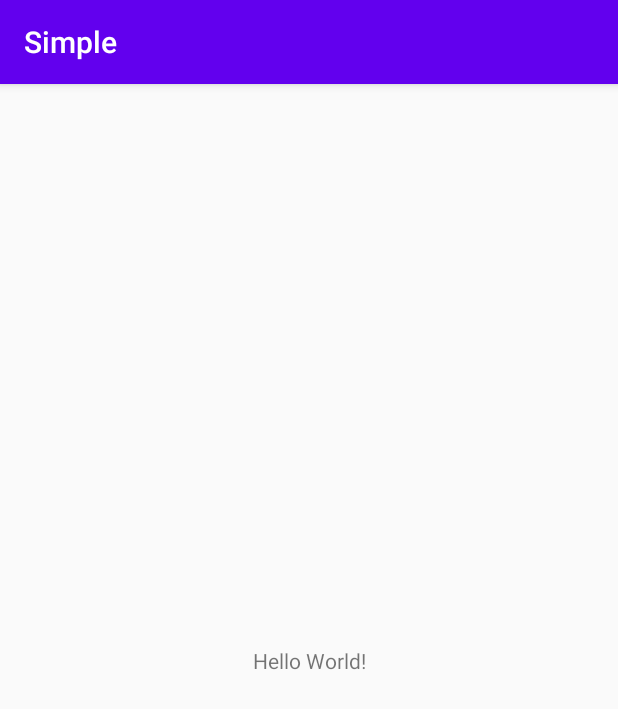
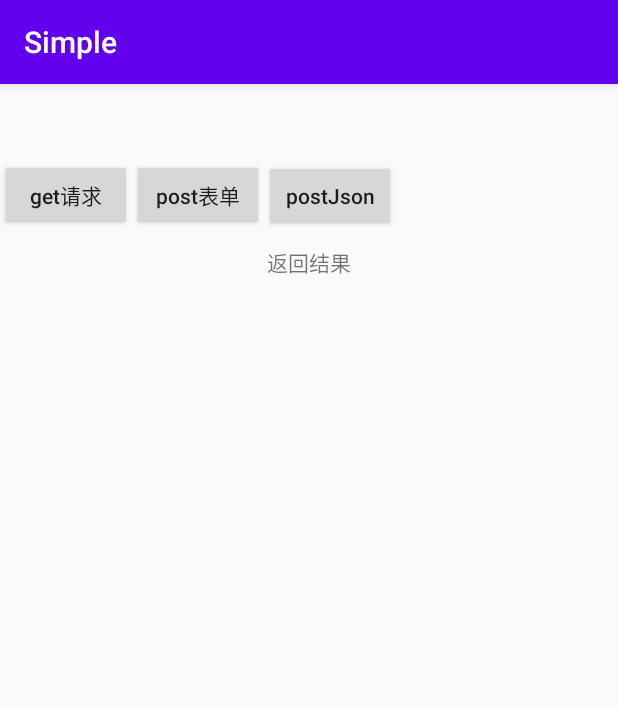
Before and after one commit to SnowJun/Simple, an Android app: the screen it shows after launch (MainActivity), on a phone screen of 412 x 824 dp. Shown: the top 709 px of the screen. Run offline under Robolectric (Android 15) with nearby library versions, the phone set to English and light mode, and no system bars.

```diff
--- a/app/src/main/java/org/simple/MainActivity.java
+++ b/app/src/main/java/org/simple/MainActivity.java
@@ -1,6 +1,8 @@
 package org.simple;
 
 import android.os.Bundle;
+import android.view.View;
+import android.widget.Button;
 import android.widget.TextView;
 
 import androidx.appcompat.app.AppCompatActivity;
@@ -11,37 +13,104 @@ import org.simple.net.SimpleNet;
 import org.simple.net.angency.NetAgencyEnum;
 import org.simple.net.callback.StringCallBack;
 
+import java.util.HashMap;
+import java.util.Map;
+
 /**
  * @author Simple
  */
-public class MainActivity extends AppCompatActivity {
+public class MainActivity extends AppCompatActivity implements View.OnClickListener {
 
-    private TextView tvInfo;
+    private TextView tvContent;
+    private Button btnGet;
+    private Button btnPostParas;
+    private Button btnPostJson;
+
+    private static final String URL = "http://172.16.30.22:8080/";
 
     @Override
     protected void onCreate(Bundle savedInstanceState) {
         super.onCreate(savedInstanceState);
         setContentView(R.layout.activity_main);
-        tvInfo = findViewById(R.id.tv_info);
+        init();
+        initView();
         test();
     }
 
+    private void init() {
+        SimpleNet.init().setNetAgency(NetAgencyEnum.AGENCY_OKHTTP).build();
+    }
+
+    private void initView() {
+        tvContent = findViewById(R.id.tv_content);
+        btnGet = findViewById(R.id.btn_get);
+        btnPostParas = findViewById(R.id.btn_post_paras);
+        btnPostJson = findViewById(R.id.btn_post_json);
+        btnGet.setOnClickListener(this);
+        btnPostParas.setOnClickListener(this);
+        btnPostJson.setOnClickListener(this);
+    }
+
     private void test() {
-        SimpleNet.init().setNetAgency(NetAgencyEnum.AGENCY_HTTPURLCONNECTION).build();
+
+
+    }
+
+    @Override
+    public void onClick(View v) {
+        switch (v.getId()) {
+            case R.id.btn_get:
+                doGet();
+                break;
+            case R.id.btn_post_paras:
+                doPostParas();
+                break;
+            case R.id.btn_post_json:
+                doPostJson();
+                break;
+            default:
+                break;
+        }
+    }
+
+    private void doPostJson() {
         JSONObject jsonObject = new JSONObject();
         try {
-            jsonObject.put("id","6d6a190d3b9a27fe958ed0ce01e161e9");
-            jsonObject.put("helpUserId","10000040");
+            jsonObject.put("userName", "SnowJun");
+            jsonObject.put("password", "123456");
         } catch (JSONException e) {
             e.printStackTrace();
         }
         SimpleNet
-                .<JSONObject>post("https://app-dev.qms888.com/qmsnode/card/updateCardVoucherHelpShare")
+                .<JSONObject>post(URL+"login1")
                 .body(jsonObject)
                 .excute(new StringCallBack() {
+                    @Override
+                    public void onSuccess(String result) {
+                        tvContent.setText(result);
+                    }
+
+                    @Override
+                    public void onFail(String reason) {
+                        SimpleLog.e("onFail：reason->" + reason);
+                    }
+
+                    @Override
+                    public void onException(Exception e) {
+                        SimpleLog.e("onException：e->" + e.getMessage());
+                    }
+                });
+        tvContent.setText("请求中，请稍后...");
+    }
+
+    private void doPostParas() {
+        Map<String,String> paras = new HashMap<>();
+        paras.put("userName","snowjun");
+        paras.put("password","123456");
+        SimpleNet.post(URL+"/login").paras(paras).excute(new StringCallBack() {
             @Override
             public void onSuccess(String result) {
-                tvInfo.setText("请求响应"+result);
+                tvContent.setText(result);
             }
 
             @Override
@@ -52,10 +121,32 @@ public class MainActivity extends AppCompatActivity {
             @Override
             public void onException(Exception e) {
                 SimpleLog.e("onException：e->" + e.getMessage());
-                SimpleLog.e("onException：e->" + e.getCause());
-                SimpleLog.e("onException：e->" + e.getClass());
             }
         });
+        tvContent.setText("请求中，请稍后...");
+    }
 
+    private void doGet() {
+        Map<String,String> paras = new HashMap<>();
+        paras.put("id","id111");
+        paras.put("code","code222");
+        SimpleNet.get(URL+"/info").paras(paras).excute(new StringCallBack() {
+            @Override
+            public void onSuccess(String result) {
+                tvContent.setText(result);
+            }
+
+            @Override
+            public void onFail(String reason) {
+                SimpleLog.e("onFail：reason->" + reason);
+            }
+
+            @Override
+            public void onException(Exception e) {
+                SimpleLog.e("onException：e->" + e.getMessage());
+            }
+        });
+        tvContent.setText("请求中，请稍后...");
     }
+
 }
--- a/app/src/main/res/layout/activity_main.xml
+++ b/app/src/main/res/layout/activity_main.xml
@@ -1,19 +1,59 @@
 <?xml version="1.0" encoding="utf-8"?>
-<androidx.constraintlayout.widget.ConstraintLayout xmlns:android="http://schemas.android.com/apk/res/android"
-    xmlns:app="http://schemas.android.com/apk/res-auto"
+<LinearLayout xmlns:android="http://schemas.android.com/apk/res/android"
     xmlns:tools="http://schemas.android.com/tools"
     android:layout_width="match_parent"
     android:layout_height="match_parent"
+    android:gravity="center_horizontal"
+    android:orientation="vertical"
     tools:context=".MainActivity">
 
+
+    <LinearLayout
+        android:layout_width="match_parent"
+        android:layout_height="wrap_content"
+        android:layout_marginTop="50dp"
+        android:orientation="horizontal">
+
+
+        <Button
+            android:id="@+id/btn_get"
+            android:layout_width="wrap_content"
+            android:layout_height="wrap_content"
+            android:padding="10dp"
+            android:text="get请求"
+            android:textAllCaps="false" />
+
+
+        <Button
+            android:id="@+id/btn_post_paras"
+            android:layout_width="wrap_content"
+            android:layout_height="wrap_content"
+            android:padding="10dp"
+            android:text="post表单"
+            android:textAllCaps="false" />
+
+
+        <Button
+            android:id="@+id/btn_post_json"
+            android:layout_width="wrap_content"
+            android:layout_height="wrap_content"
+            android:padding="10dp"
+            android:text="postJson"
+            android:textAllCaps="false" />
+
+    </LinearLayout>
+
+
     <TextView
-        android:id="@+id/tv_info"
+        android:padding="10dp"
         android:layout_width="wrap_content"
         android:layout_height="wrap_content"
-        android:text="Hello World!"
-        app:layout_constraintBottom_toBottomOf="parent"
-        app:layout_constraintLeft_toLeftOf="parent"
-        app:layout_constraintRight_toRightOf="parent"
-        app:layout_constraintTop_toTopOf="parent" />
+        android:text="返回结果" />
 
-</androidx.constraintlayout.widget.ConstraintLayout>
+    <TextView
+        android:id="@+id/tv_content"
+        android:layout_width="wrap_content"
+        android:layout_height="wrap_content" />
+
+
+</LinearLayout>
```
Also changed, not shown: Net/src/main/java/org/simple/net/paras/Paras.java (+16 -16 lines), Net/src/main/java/org/simple/net/proxy/HttpUrlConnectionProxy.java (+54 -12 lines), Net/src/main/java/org/simple/net/proxy/OkHttpNetProxy.java (+18 -1 lines).
